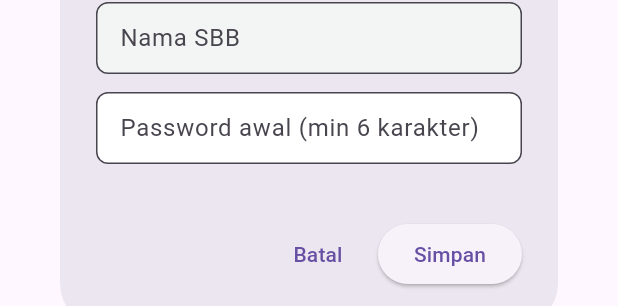
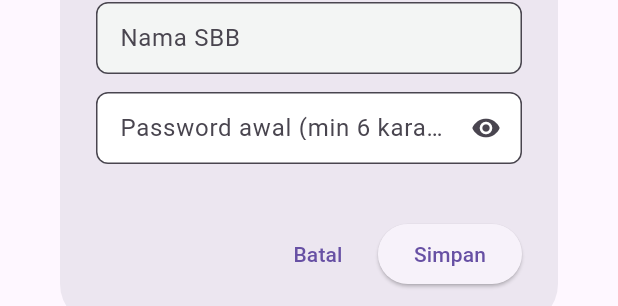
Before and after one commit to kyu-afk/cis, a Flutter app: the _KoordinatorForm widget shown alone on an empty page, opened directly, on a phone screen of 412 x 824 dp. Shown: the part 871-1177 px from the top of the screen. Run offline on Flutter 3.47's test engine with Material 3 defaults, Android fonts, the phone set to English and light mode, and no system bars; our stand-ins replace camera, dio, flutter_typeahead, image_picker, pdf, printing and 2 more; missing offline and left inert: dart:html, excel; accounts and stored records are empty; network calls fail.

Commit message:
tambah view password

```diff
--- a/lib/module/data_koordinator/data_koordinator_page.dart
+++ b/lib/module/data_koordinator/data_koordinator_page.dart
@@ -236,6 +236,7 @@ class _KoordinatorFormState extends State<_KoordinatorForm> {
   late final Map<String, TextEditingController> c;
   bool _saving = false, _searching = false, _searchingKode = false;
   String _verifiedKode = '';
+  bool _showPassword = false;
 
   bool get _isEdit => widget.edit != null;
 
@@ -409,7 +410,14 @@ class _KoordinatorFormState extends State<_KoordinatorForm> {
                 ),
               ]),
               _f('nama_sbb', 'Nama SBB', ro: true, req: false, hint: 'Otomatis dari pencarian'),
-              if (!_isEdit) _f('password', 'Password awal (min 6 karakter)', obscure: true),
+              if (!_isEdit)
+                _f('password', 'Password awal (min 6 karakter)',
+                    obscure: !_showPassword,
+                    suffix: IconButton(
+                      tooltip: _showPassword ? 'Sembunyikan password' : 'Lihat password',
+                      icon: Icon(_showPassword ? Icons.visibility_off : Icons.visibility, size: 20),
+                      onPressed: () => setState(() => _showPassword = !_showPassword),
+                    )),
             ]),
           ),
         ),
```
Also changed, not shown: 1 other file.
